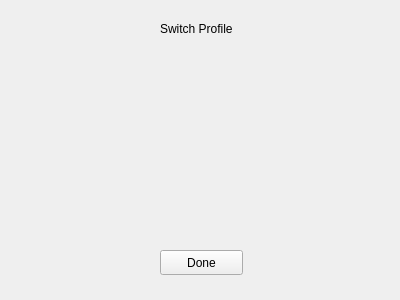
Before: the Qt Designer form switchprofilepage.ui in andreias144/3004Final, drawn with Qt 5.
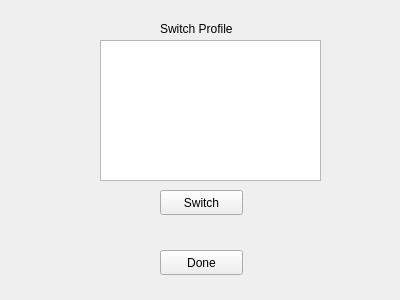
After: the same form once the commit is applied.

Commit message: User profiles done

The edit to the form file:
```diff
--- a/switchprofilepage.ui
+++ b/switchprofilepage.ui
@@ -39,6 +39,29 @@
     <string>Switch Profile</string>
    </property>
   </widget>
+  <widget class="QListWidget" name="profileListWidget">
+   <property name="geometry">
+    <rect>
+     <x>100</x>
+     <y>40</y>
+     <width>221</width>
+     <height>141</height>
+    </rect>
+   </property>
+  </widget>
+  <widget class="QPushButton" name="switchButton">
+   <property name="geometry">
+    <rect>
+     <x>160</x>
+     <y>190</y>
+     <width>83</width>
+     <height>25</height>
+    </rect>
+   </property>
+   <property name="text">
+    <string>Switch</string>
+   </property>
+  </widget>
  </widget>
  <resources/>
  <connections/>
```
The commit also changes 17 other files.
